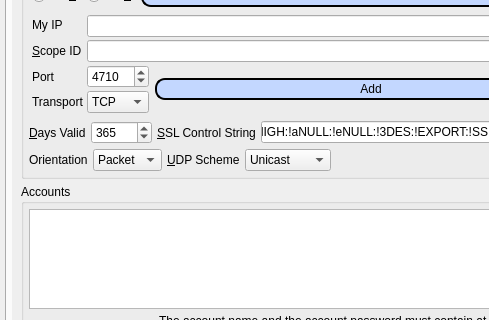
Qt form branches/trunk/GoldBug-UI/controlcenter.ui (textbrowser/spot-on) before a commit; both pictures show x 0 to 489 and y 374 to 694 of the 660 by 800 pixel window.
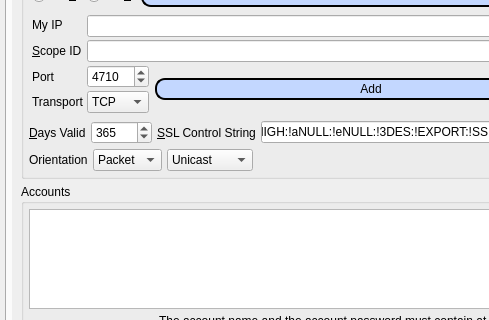
The same form after that commit. The open tabs and pages were chosen to show the change. Icons and pictures are not drawn. Custom widgets are drawn as their Qt base class.

The edit to the form file:
```diff
--- a/branches/trunk/GoldBug-UI/controlcenter.ui
+++ b/branches/trunk/GoldBug-UI/controlcenter.ui
@@ -3426,16 +3426,6 @@
                      </item>
                     </widget>
                    </item>
-                   <item>
-                    <widget class="QLabel" name="label_128">
-                     <property name="text">
-                      <string>&amp;UDP Scheme</string>
-                     </property>
-                     <property name="buddy">
-                      <cstring>listener_udp_scheme</cstring>
-                     </property>
-                    </widget>
-                   </item>
                    <item>
                     <widget class="QComboBox" name="listener_udp_scheme">
                      <property name="currentIndex">
```
Left out of the diff: 8 changed lines with no effect on the pictures.
